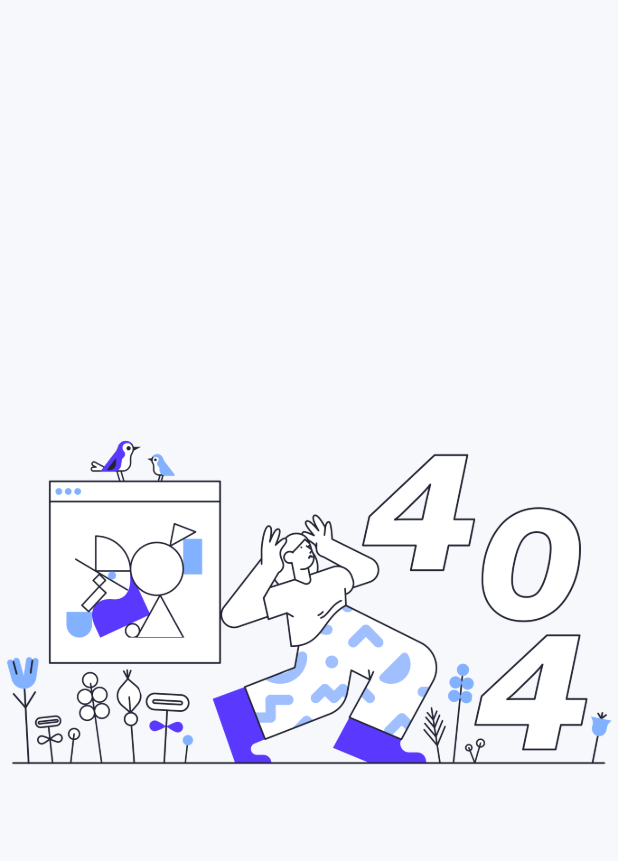
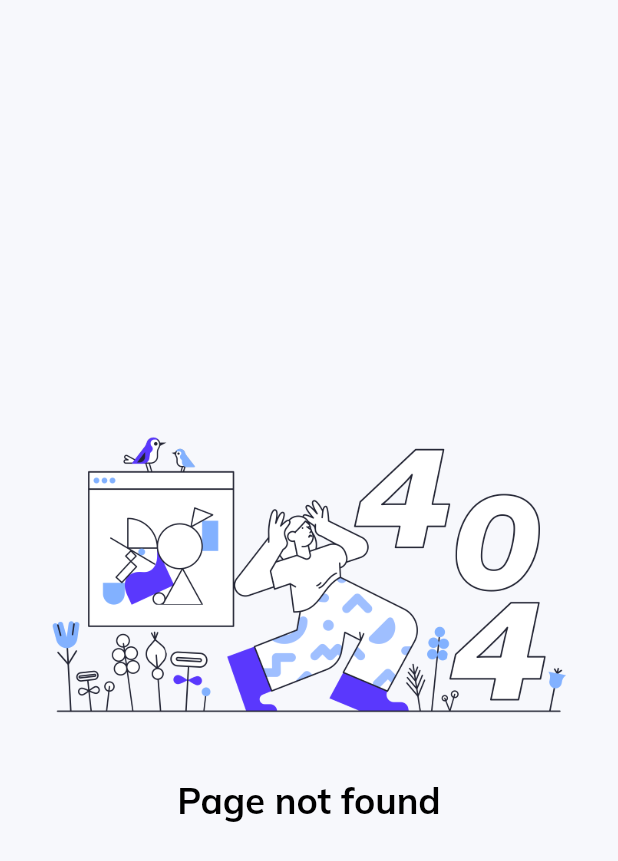
Before and after one commit to ERy03/Flutter-Web-Admin-Page, a Flutter app: the PageNotFound screen opened directly, on a phone screen of 412 x 824 dp. Shown: the top 861 px of the screen. Run offline on Flutter 3.47's test engine with Material 2 defaults, Android fonts, the phone set to English and light mode, and no system bars; our stand-ins replace charts_flutter, data_table_2, get, google_fonts.

Commit message:
404 error page

```diff
--- a/lib/pages/404/error_page.dart
+++ b/lib/pages/404/error_page.dart
@@ -1,4 +1,5 @@
 import 'package:flutter/material.dart';
+import 'package:flutter_web_admin_page/widgets/custom_text.dart';
 
 class PageNotFound extends StatelessWidget {
   const PageNotFound({Key? key}) : super(key: key);
@@ -9,7 +10,23 @@ class PageNotFound extends StatelessWidget {
       body: Column(
         mainAxisAlignment: MainAxisAlignment.center,
         children: [
-          Image.asset("assets/images/error.png"),
+          Image.asset(
+            "assets/images/error.png",
+            width: 350,
+          ),
+          const SizedBox(
+            height: 10,
+          ),
+          Row(
+            mainAxisAlignment: MainAxisAlignment.center,
+            children: const [
+              CustomText(
+                text: "Page not found",
+                size: 24,
+                weight: FontWeight.bold,
+              )
+            ],
+          ),
         ],
       ),
     );
```
